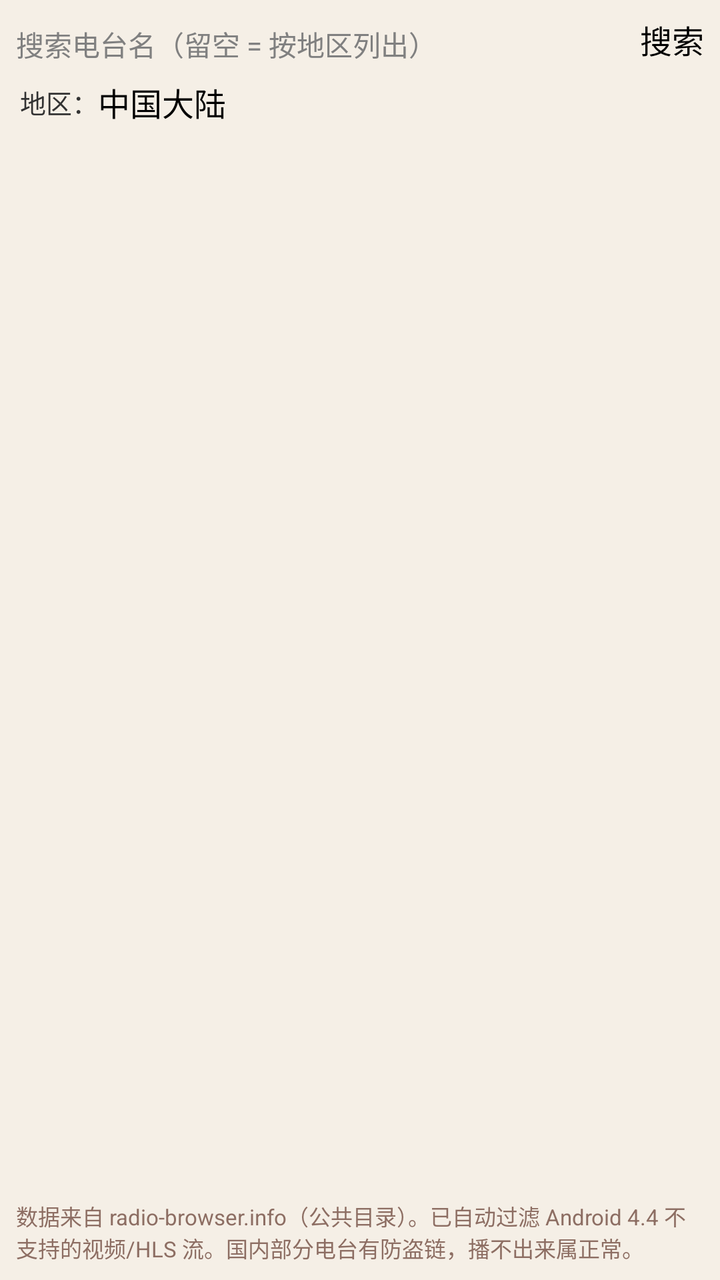
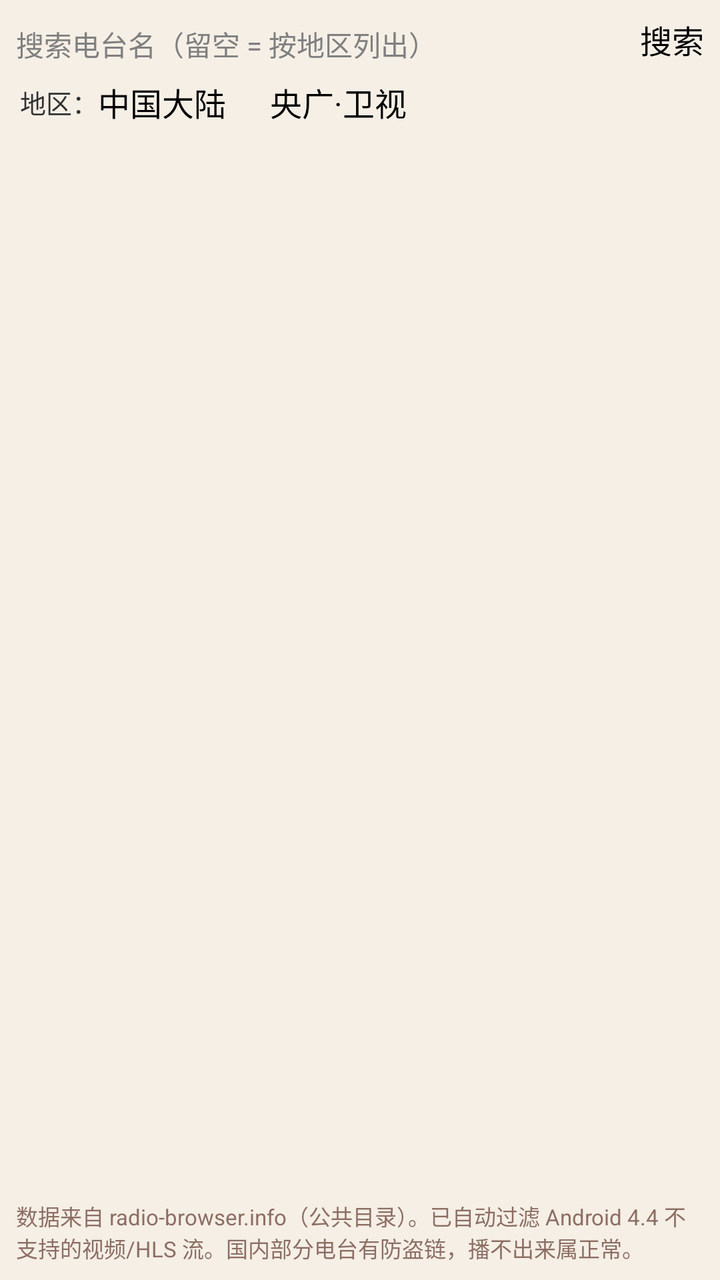

The first picture is an Android layout as it rendered before a commit; the second is the same layout after the commit. The layout source and the unified diff follow.
<!-- AndroidManifest.xml: application theme AppTheme -->
<!-- res/layout/activity_online.xml -->
<?xml version="1.0" encoding="utf-8"?>
<LinearLayout xmlns:android="http://schemas.android.com/apk/res/android"
    android:layout_width="match_parent"
    android:layout_height="match_parent"
    android:orientation="vertical"
    android:background="#F5EFE6">

    <LinearLayout
        android:layout_width="match_parent"
        android:layout_height="wrap_content"
        android:orientation="horizontal"
        android:padding="8dp">

        <EditText
            android:id="@+id/online_search"
            android:layout_width="0dp"
            android:layout_height="wrap_content"
            android:layout_weight="1"
            android:hint="搜索电台名（留空 = 按地区列出）"
            android:inputType="text"
            android:singleLine="true"
            android:textSize="14sp" />

        <Button
            android:id="@+id/online_btn"
            android:layout_width="wrap_content"
            android:layout_height="wrap_content"
            android:layout_marginLeft="6dp"
            android:text="搜索" />
    </LinearLayout>

    <LinearLayout
        android:layout_width="match_parent"
        android:layout_height="wrap_content"
        android:orientation="horizontal"
        android:paddingLeft="10dp"
        android:paddingRight="10dp"
        android:paddingBottom="6dp"
        android:gravity="center_vertical">

        <TextView
            android:layout_width="wrap_content"
            android:layout_height="wrap_content"
            android:text="地区："
            android:textSize="13sp" />

        <Button
            android:id="@+id/online_country"
            android:layout_width="wrap_content"
            android:layout_height="wrap_content"
            android:minWidth="80dp"
            android:text="中国大陆" />

        <TextView
            android:id="@+id/online_hint"
            android:layout_width="0dp"
            android:layout_height="wrap_content"
            android:layout_weight="1"
            android:layout_marginLeft="8dp"
            android:textSize="12sp"
            android:textColor="#5D4037" />
    </LinearLayout>

    <ListView
        android:id="@+id/online_list"
        android:layout_width="match_parent"
        android:layout_height="0dp"
        android:layout_weight="1"
        android:divider="#D7CCC8"
        android:dividerHeight="1dp"
        android:cacheColorHint="#00000000" />

    <TextView
        android:layout_width="match_parent"
        android:layout_height="wrap_content"
        android:padding="8dp"
        android:textSize="11sp"
        android:textColor="#8D6E63"
        android:text="数据来自 radio-browser.info（公共目录）。已自动过滤 Android 4.4 不支持的视频/HLS 流。国内部分电台有防盗链，播不出来属正常。" />

</LinearLayout>
<!-- resources referenced by this layout -->
<resources>
  <style name="AppTheme" parent="@android:style/Theme.Holo.Light.DarkActionBar">
          <item name="android:windowBackground">@android:color/background_light</item>
      </style>
</resources>

<!-- the commit's change to res/layout/activity_online.xml (unified diff, before → after) -->
@@ -51,6 +51,14 @@
             android:minWidth="80dp"
             android:text="中国大陆" />
 
+        
+        <Button
+            android:id="@+id/online_a9"
+            android:layout_width="wrap_content"
+            android:layout_height="wrap_content"
+            android:layout_marginLeft="6dp"
+            android:text="央广·卫视" />
+
         <TextView
             android:id="@+id/online_hint"
             android:layout_width="0dp"
